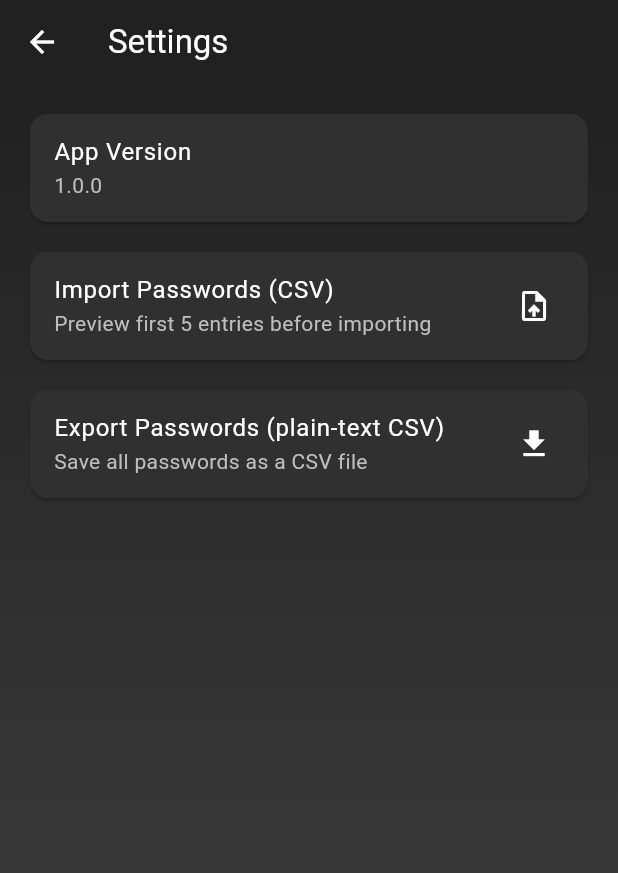
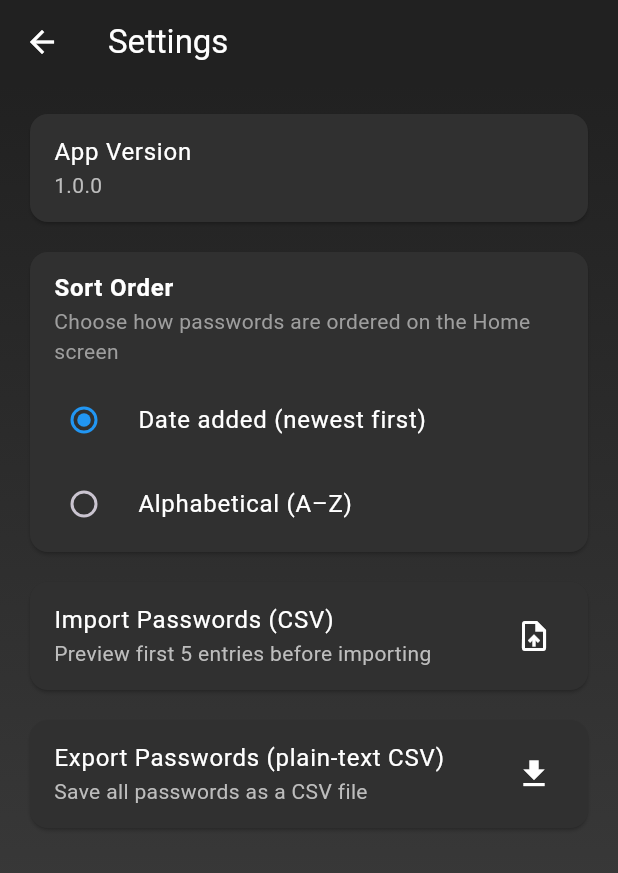
Before and after one commit to AliAhmed-004/Panic-Vault, a Flutter app: the SettingsPage screen opened directly, on a phone screen of 412 x 824 dp. Shown: the top 873 px of the screen. Run offline on Flutter 3.47's test engine with Material 3 defaults, Android fonts, the phone set to English and light mode, and no system bars; our stand-ins replace csv, file_picker, flutter_secure_storage, sqflite; missing offline and left inert: cryptography, pointycastle; accounts and stored records are empty.

Commit message:
Added sorting options
sort by date added, or sort in alphabetical order

```diff
--- a/lib/pages/settings_page.dart
+++ b/lib/pages/settings_page.dart
@@ -392,6 +392,45 @@ class _SettingsPageState extends State<SettingsPage> {
               ),
             ),
             const SizedBox(height: 12),
+            // Sort Order
+            Consumer<PasswordProvider>(
+              builder: (context, provider, _) {
+                return Card(
+                  color: Colors.grey[850],
+                  child: Padding(
+                    padding: const EdgeInsets.symmetric(vertical: 4),
+                    child: Column(
+                      crossAxisAlignment: CrossAxisAlignment.start,
+                      children: [
+                        const ListTile(
+                          title: Text('Sort Order', style: TextStyle(color: Colors.white, fontWeight: FontWeight.w600)),
+                          subtitle: Text('Choose how passwords are ordered on the Home screen', style: TextStyle(color: Colors.grey)),
+                        ),
+                        RadioListTile<SortMode>(
+                          value: SortMode.dateAddedDesc,
+                          groupValue: provider.sortMode,
+                          onChanged: (val) {
+                            if (val != null) provider.setSortMode(val);
+                          },
+                          activeColor: Colors.blue,
+                          title: const Text('Date added (newest first)', style: TextStyle(color: Colors.white)),
+                        ),
+                        RadioListTile<SortMode>(
+                          value: SortMode.alphabetical,
+                          groupValue: provider.sortMode,
+                          onChanged: (val) {
+                            if (val != null) provider.setSortMode(val);
+                          },
+                          activeColor: Colors.blue,
+                          title: const Text('Alphabetical (A–Z)', style: TextStyle(color: Colors.white)),
+                        ),
+                      ],
+                    ),
+                  ),
+                );
+              },
+            ),
+            const SizedBox(height: 12),
             Card(
               color: Colors.grey[850],
               child: ListTile(
--- a/lib/providers/password_provider.dart
+++ b/lib/providers/password_provider.dart
@@ -4,11 +4,17 @@ import '../services/password_database_service.dart';
 import '../services/secure_vault_service.dart';
 import '../services/csv_import_service.dart';
 
+// Sorting options for password list
+enum SortMode { dateAddedDesc, alphabetical }
+
 class PasswordProvider extends ChangeNotifier {
   final PasswordDatabaseService _databaseService = PasswordDatabaseService();
   final CsvImportService _csvImportService = CsvImportService();
   Uint8List? _currentVaultKey;
   Uint8List? _encryptionContext;
+
+  // Sorting
+  SortMode _sortMode = SortMode.dateAddedDesc;
 
   List<PasswordEntry> _passwords = [];
   bool _isLoading = false;
@@ -19,6 +25,14 @@ class PasswordProvider extends ChangeNotifier {
   bool get isLoading => _isLoading;
   String? get error => _error;
   int get passwordCount => _passwords.length;
+  SortMode get sortMode => _sortMode;
+
+  void setSortMode(SortMode mode) {
+    if (_sortMode == mode) return;
+    _sortMode = mode;
+    _applySortInMemory();
+    notifyListeners();
+  }
 
   // Set vault key (called when vault is unlocked)
   void setVaultKey(Uint8List vaultKey, {VaultType? type, Uint8List? encryptionContext}) {
@@ -52,12 +66,24 @@ class PasswordProvider extends ChangeNotifier {
 
     try {
       _passwords = await _databaseService.getAllPasswords(_currentVaultKey!);
+      _applySortInMemory();
       notifyListeners();
     } catch (e) {
       _setError('Failed to load passwords: $e');
     } finally {
       _setLoading(false);
     }
+  }
+
+  void _applySortInMemory() {
+    if (_sortMode == SortMode.alphabetical) {
+      _passwords.sort((a, b) {
+        final at = a.title.trim().isEmpty ? a.url.trim() : a.title.trim();
+        final bt = b.title.trim().isEmpty ? b.url.trim() : b.title.trim();
+        return at.toLowerCase().compareTo(bt.toLowerCase());
+      });
+    }
+    // For dateAddedDesc, DB already returns created_at DESC; no action needed.
   }
 
   // Add new password
--- a/lib/services/password_database_service.dart
+++ b/lib/services/password_database_service.dart
@@ -180,7 +180,7 @@ class PasswordDatabaseService {
     try {
       final List<Map<String, dynamic>> results = await db.query(
         'passwords',
-        orderBy: 'updated_at DESC',
+        orderBy: 'created_at DESC',
       );
 
       final List<PasswordEntry> passwords = [];
```
Also changed, not shown: lib/pages/home_page.dart (+13 -6 lines).
